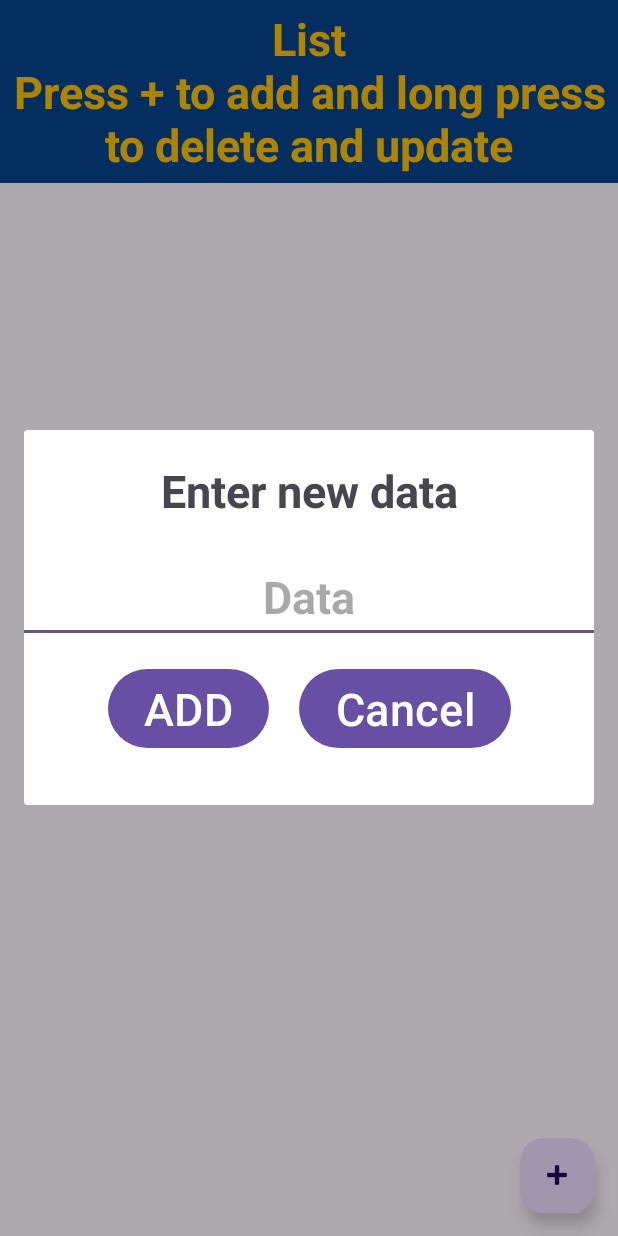
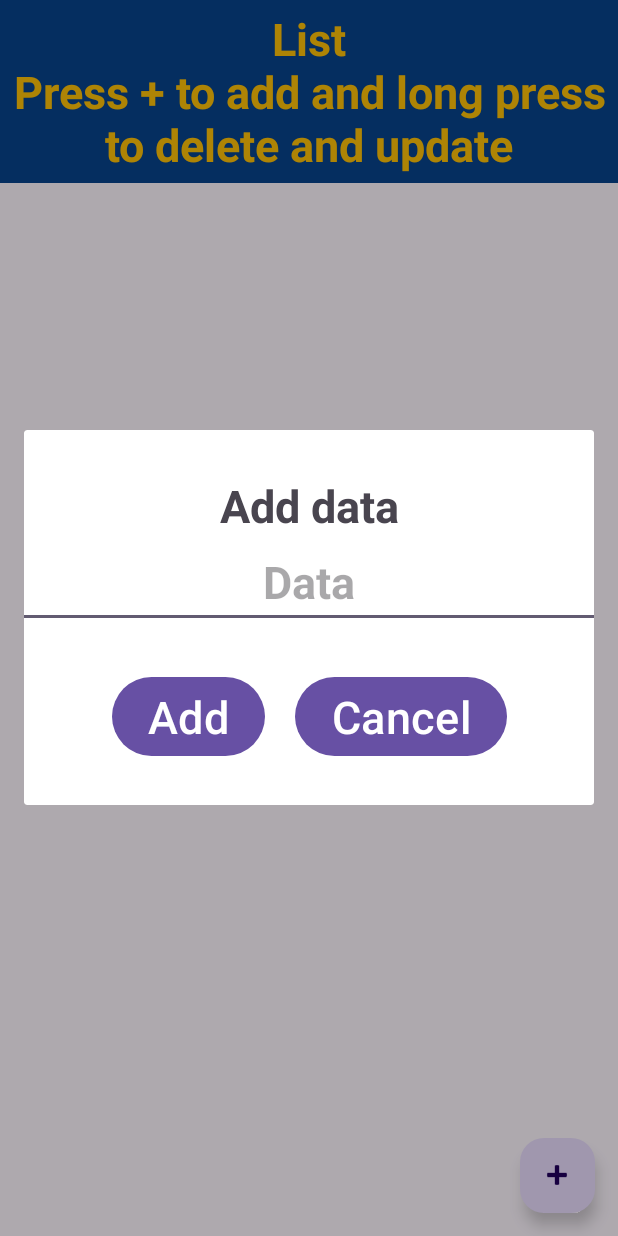
Before and after one commit to VaibhavRawat27/ListProject, an Android app: the screen it shows after launch (MainActivity), after a tap on an icon or button, on a phone screen of 412 x 824 dp. Run offline under Robolectric (Android 15) with nearby library versions, the phone set to English and light mode, and no system bars.

```diff
--- a/app/src/main/java/com/vaibhavrawat/listproject/MainActivity.kt
+++ b/app/src/main/java/com/vaibhavrawat/listproject/MainActivity.kt
@@ -26,17 +26,19 @@ class MainActivity : AppCompatActivity() {
         binding.listView.adapter = adapter
         binding.fab.setOnClickListener {
             val dialog = Dialog(this)
-            dialog.setContentView(R.layout.custom_layout_add)
+            dialog.setContentView(R.layout.custom_layout_update)
             dialog.setCancelable(false)
-            val btnAdd: Button = dialog.findViewById(R.id.btnAdd)
-            val etData: EditText = dialog.findViewById(R.id.etData)
+            val btnUpdate: Button = dialog.findViewById(R.id.btnUpdate)
+            val etNewData: EditText = dialog.findViewById(R.id.etNewData)
             val btnCancel : Button = dialog.findViewById(R.id.btnCancel)
-
-            btnAdd.setOnClickListener {
-                if (etData.text.toString().isEmpty()) {
-                    etData.error = "Please fill the field!"
+            val tvMainInfo : TextView = dialog.findViewById(R.id.tvMainInfo)
+            tvMainInfo.text = "Add data"
+            etNewData.hint = "Data"
+            btnUpdate.setOnClickListener {
+                if (etNewData.text.toString().isEmpty()) {
+                    etNewData.error = "Please fill the field!"
                 } else {
-                    adapter.add(etData.text.toString())
+                    adapter.add(etNewData.text.toString())
                     Toast.makeText(this,"Data added successfully",Toast.LENGTH_SHORT).show()
                     adapter.notifyDataSetChanged()
                     dialog.dismiss()
@@ -47,6 +49,7 @@ class MainActivity : AppCompatActivity() {
             }
             dialog.show()
         }
+
 
         binding.listView.setOnItemLongClickListener { _, _, position, _ ->
             val alertDialog = AlertDialog.Builder(this)
--- a/app/src/main/res/layout/activity_main.xml
+++ b/app/src/main/res/layout/activity_main.xml
@@ -30,7 +30,8 @@
         app:layout_constraintEnd_toEndOf="parent"
         app:layout_constraintStart_toStartOf="parent"
         android:padding="10sp"
-        app:layout_constraintTop_toBottomOf="@id/tvMain" />
+        app:layout_constraintTop_toBottomOf="@id/tvMain"
+        />
 
     <com.google.android.material.floatingactionbutton.FloatingActionButton
         android:layout_width="wrap_content"
--- a/app/src/main/res/layout/custom_layout_update.xml
+++ b/app/src/main/res/layout/custom_layout_update.xml
@@ -36,7 +36,7 @@
             android:layout_width="wrap_content"
             android:layout_height="wrap_content"
             android:layout_marginTop="0sp"
-            android:text="Update"
+            android:text="Add"
             android:layout_marginRight="20sp"
             android:textSize="30sp"
             android:layout_gravity="center"
```
